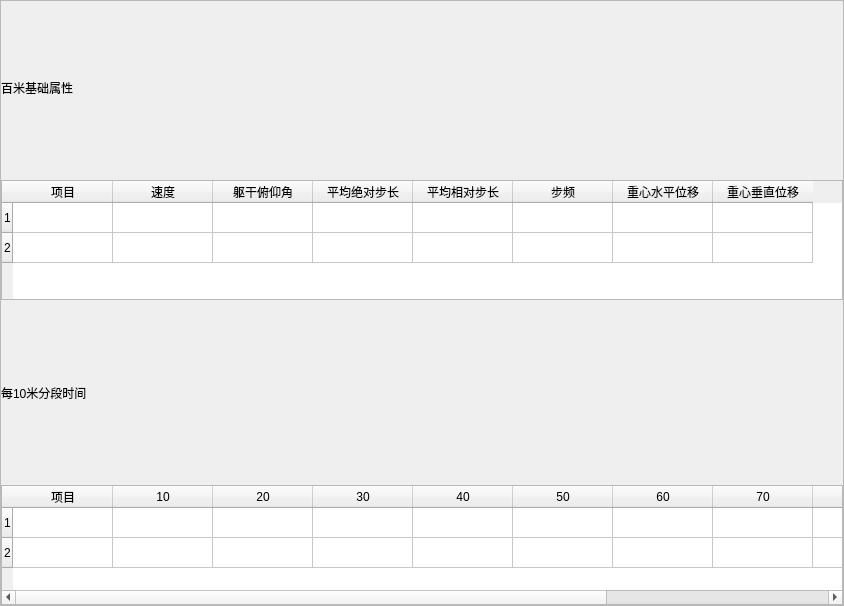
Qt form ui/detail1.ui (zgr126/100m) before a commit.
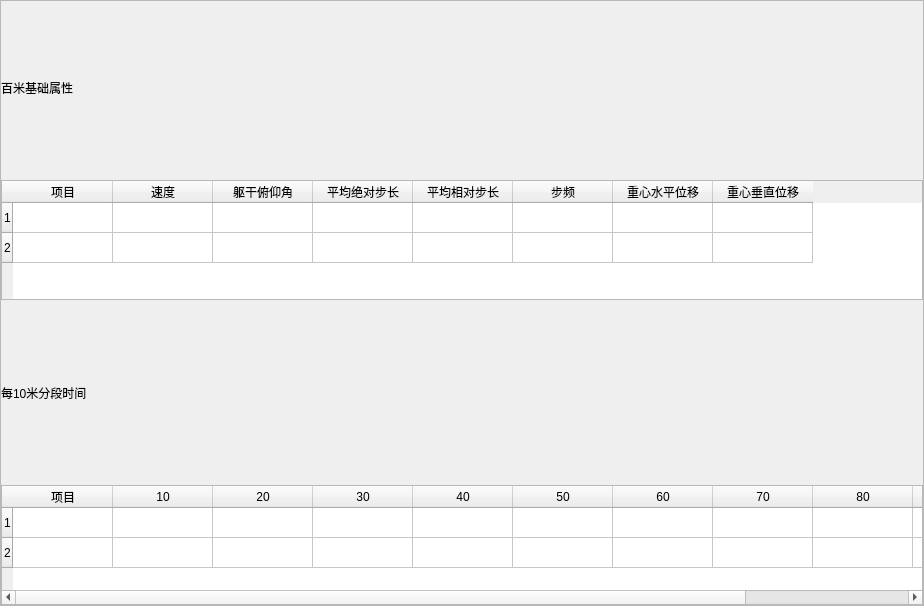
The same form after that commit.

The edit to the form file:
```diff
--- a/ui/detail1.ui
+++ b/ui/detail1.ui
@@ -6,7 +6,7 @@
    <rect>
     <x>0</x>
     <y>0</y>
-    <width>844</width>
+    <width>924</width>
     <height>606</height>
    </rect>
   </property>
@@ -36,7 +36,7 @@
        <rect>
         <x>0</x>
         <y>0</y>
-        <width>842</width>
+        <width>922</width>
         <height>604</height>
        </rect>
       </property>
```
